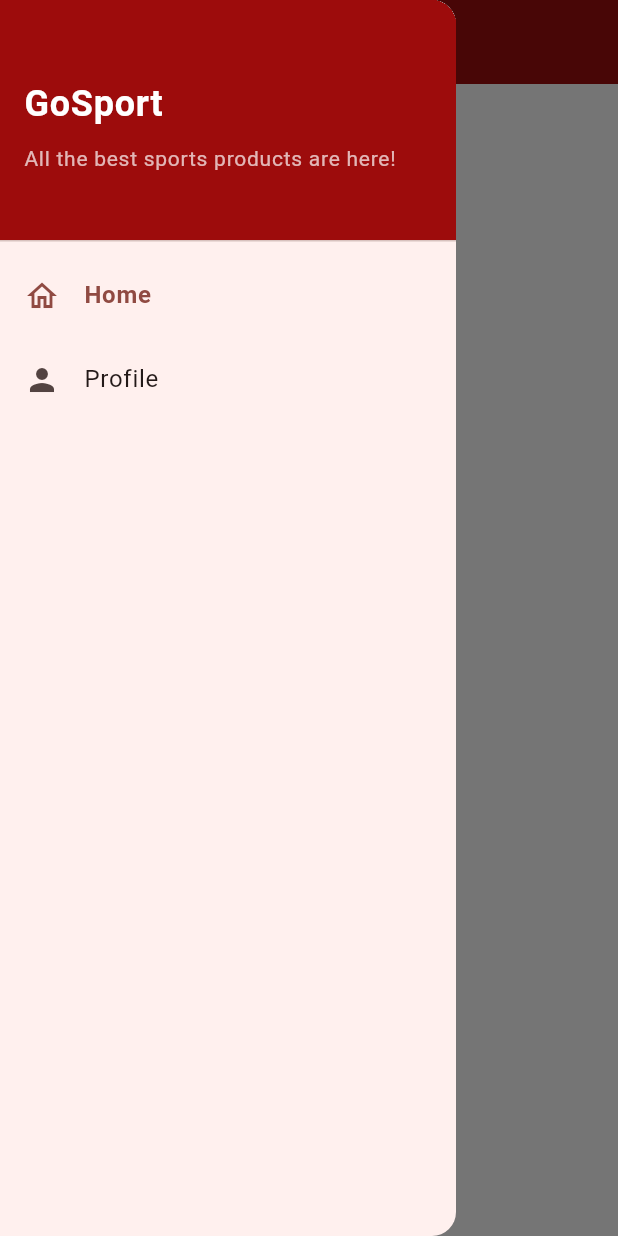
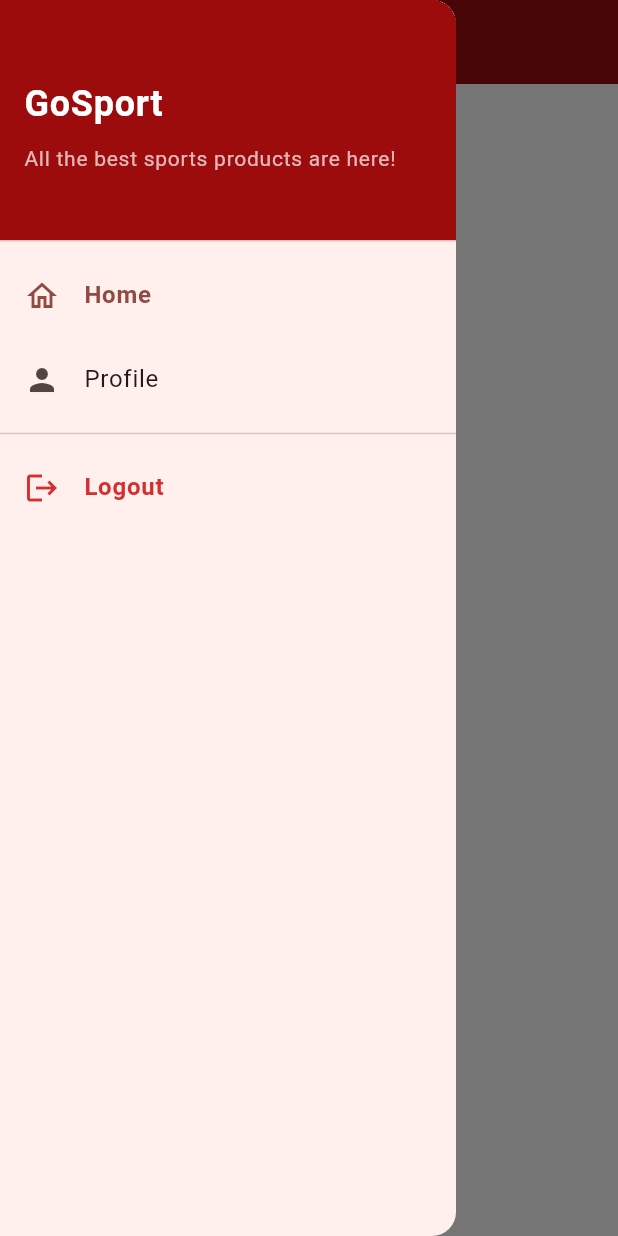
Before and after one commit to PBP-A08/GoSport-mobile, a Flutter app: the MyHomePage screen opened by its route, with the side drawer open, on a phone screen of 412 x 824 dp. Run offline on Flutter 3.47's test engine with Material 3 defaults, Android fonts, the phone set to English and light mode, and no system bars; missing offline and left inert: pbp_django_auth.

Commit message:
bikin tombol logout

```diff
--- a/gosport_mobile/lib/constants/urls.dart
+++ b/gosport_mobile/lib/constants/urls.dart
@@ -3,11 +3,12 @@
 
   static const String baseUrl = isDevelopment
       ? 'http://localhost:8000' // Local
-      : 'https://sherin-khaira-football-site.pbp.cs.ui.ac.id'; // PWS Production
+      : 'http://sherin-khaira-football-site.pbp.cs.ui.ac.id'; // PWS Production
 
   // Auth endpoints
   static const String login = '$baseUrl/auth/login/';
   static const String register = '$baseUrl/auth/register/';
+  static const String logout = '$baseUrl/auth/logout/';
 
   // Profile endpoints
   static const String profileJson = '$baseUrl/profile/json/';
--- a/gosport_mobile/lib/screens/register.dart
+++ b/gosport_mobile/lib/screens/register.dart
@@ -185,7 +185,7 @@
                       }
 
                       final response = await request.postJson(
-                        Urls.register, // ← Ganti jadi pakai Urls.register
+                        Urls.register,
                         jsonEncode({
                           "username": username,
                           "password1": password1,
--- a/gosport_mobile/lib/widgets/left_drawer.dart
+++ b/gosport_mobile/lib/widgets/left_drawer.dart
@@ -1,5 +1,9 @@
 import 'package:flutter/material.dart';
 import 'package:gosport_mobile/screens/menu.dart';
+import 'package:pbp_django_auth/pbp_django_auth.dart';
+import 'package:provider/provider.dart';
+import 'package:gosport_mobile/constants/urls.dart';
+import 'package:gosport_mobile/screens/login.dart';
 
 class LeftDrawer extends StatelessWidget {
   const LeftDrawer({super.key});
@@ -8,11 +12,14 @@
   Widget build(BuildContext context) {
     final primary = Theme.of(context).colorScheme.primary;
 
+    final request = context.watch<CookieRequest>();
+    final role = request.jsonData['role'];
+
     return Drawer(
       child: ListView(
         children: [
           DrawerHeader(
-            decoration: BoxDecoration(color: Color(0xFF9D0C0C)),
+            decoration: const BoxDecoration(color: Color(0xFF9D0C0C)),
             child: Column(
               crossAxisAlignment: CrossAxisAlignment.start,
               mainAxisAlignment: MainAxisAlignment.center,
@@ -34,7 +41,7 @@
             ),
           ),
 
-          // MENU HOME
+          // HOME
           ListTile(
             leading: Icon(Icons.home_outlined, color: primary),
             title: Text(
@@ -48,11 +55,50 @@
               );
             },
           ),
+
+          // PROFILE
+          if (role != 'admin')
+            ListTile(
+              leading: const Icon(Icons.person),
+              title: const Text('Profile'),
+              onTap: () {
+                Navigator.pushNamed(context, '/profile');
+              },
+            ),
+
+          const Divider(),
+
+          // LOGOUT BUTTON
           ListTile(
-            leading: const Icon(Icons.person),
-            title: const Text('Profile'),
-            onTap: () {
-              Navigator.pushNamed(context, '/profile');
+            leading: Icon(Icons.logout, color: Colors.red.shade700),
+            title: Text(
+              'Logout',
+              style: TextStyle(
+                color: Colors.red.shade700,
+                fontWeight: FontWeight.bold,
+              ),
+            ),
+            onTap: () async {
+              final response = await request.logout(Urls.logout);
+
+              if (!context.mounted) return;
+
+              if (response['status'] == true) {
+                ScaffoldMessenger.of(context).showSnackBar(
+                  const SnackBar(content: Text('Successfully logged out!')),
+                );
+
+                Navigator.pushReplacement(
+                  context,
+                  MaterialPageRoute(builder: (context) => const LoginPage()),
+                );
+              } else {
+                ScaffoldMessenger.of(context).showSnackBar(
+                  SnackBar(
+                    content: Text(response['message'] ?? 'Logout failed'),
+                  ),
+                );
+              }
             },
           ),
         ],
```
Also changed, not shown: gosport_mobile/lib/screens/login.dart (+8 -3 lines).
